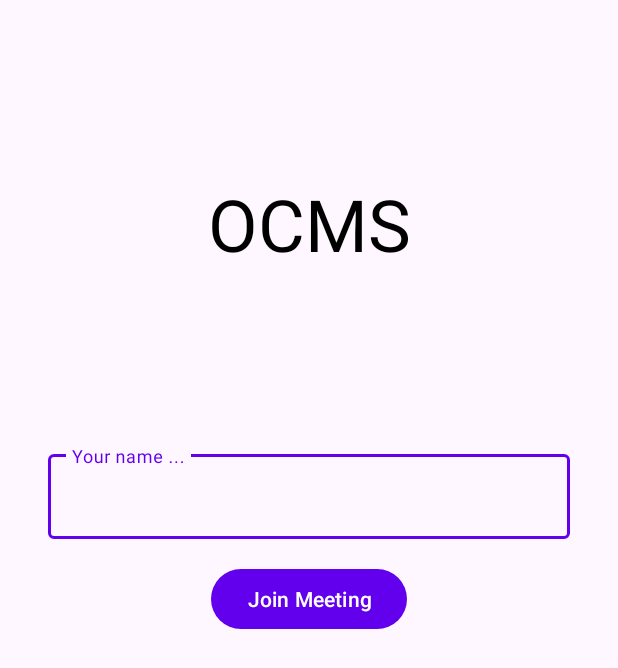
After one commit to shubham0204/OCMS, an Android app: the layout activity_join_meeting.xml on its own in the app's theme, with its tools: preview values and no code run, on a phone screen of 412 x 824 dp. The commit adds this screen. Shown: the top 668 px of the screen. Run offline under Robolectric (Android 15) with nearby library versions, the phone set to English and light mode, and no system bars.

Commit message:
Added JoinMeetingActivity and improved UI

```diff
--- a/app/build.gradle
+++ b/app/build.gradle
@@ -56,6 +56,9 @@ dependencies {
     implementation 'com.google.firebase:firebase-analytics-ktx'
     implementation 'com.google.mlkit:face-detection:16.1.4'
     implementation 'com.google.firebase:firebase-database-ktx'
+    implementation 'com.google.firebase:firebase-auth'
+
+    implementation 'fr.bmartel:jspeedtest:1.32.1'
 
     testImplementation 'junit:junit:4.+'
     androidTestImplementation 'androidx.test.ext:junit:1.1.3'
--- a/app/src/main/java/com/shubham0204/ml/ocmsclient/FirebaseDBManager.kt
+++ b/app/src/main/java/com/shubham0204/ml/ocmsclient/FirebaseDBManager.kt
@@ -6,9 +6,8 @@ import com.google.firebase.database.FirebaseDatabase
 
 class FirebaseDBManager( userID : String ) {
 
-    private val firebaseDatabaseURL = "https://ocms-12aea-default-rtdb.firebaseio.com"
     private var userDBReference : DatabaseReference = FirebaseDatabase
-        .getInstance( firebaseDatabaseURL )
+        .getInstance()
         .reference
         .child( userID )
 
--- a/app/src/main/java/com/shubham0204/ml/ocmsclient/ForegroundAppService.kt
+++ b/app/src/main/java/com/shubham0204/ml/ocmsclient/ForegroundAppService.kt
@@ -34,7 +34,9 @@
 
     private val runnable = Runnable() {
         val appName = onScreenAppListener.getForegroundApp()
-        firebaseDBManager.updateOnScreenApp( appName ?: "" )
+        if ( !appName.isNullOrBlank() ) {
+            firebaseDBManager.updateOnScreenApp( appName ?: "" )
+        }
         scheduleCheck()
     }
 
--- a/app/src/main/java/com/shubham0204/ml/ocmsclient/FrameAnalyzer.kt
+++ b/app/src/main/java/com/shubham0204/ml/ocmsclient/FrameAnalyzer.kt
@@ -34,11 +34,13 @@ class FrameAnalyzer( private val firebaseDBManager: FirebaseDBManager ) : ImageA
             val inputImage = InputImage.fromMediaImage( image.image!! , image.imageInfo.rotationDegrees )
             detector.process( inputImage )
                 .addOnSuccessListener { faces ->
-                    if ( faces.size != 0 ) {
+                    if ( faces.size == 1 ) {
                         firebaseDBManager.updatePresenceStatus( "Present" )
+                        Log.e( "APP" , "present" )
                     }
                     else {
                         firebaseDBManager.updatePresenceStatus( "Absent" )
+                        Log.e( "APP" , "absent" )
                     }
                 }
                 .addOnFailureListener {  exception ->
--- a/app/src/main/java/com/shubham0204/ml/ocmsclient/OnScreenAppListener.kt
+++ b/app/src/main/java/com/shubham0204/ml/ocmsclient/OnScreenAppListener.kt
@@ -6,6 +6,9 @@ import android.content.Context
 import android.content.pm.ApplicationInfo
 import android.content.pm.PackageManager
 import android.util.Log
+
+// on_screen_app goes blank android 10 MIUI 12.0.3
+
 
 // Checks which app is running in foreground currently.
 // It is used with the ForegroundAppService to periodically check which app is visible currently on the
--- a/app/src/main/java/com/shubham0204/ml/ocmsclient/OnScreenStatusListener.kt
+++ b/app/src/main/java/com/shubham0204/ml/ocmsclient/OnScreenStatusListener.kt
@@ -7,7 +7,7 @@ import androidx.lifecycle.LifecycleObserver
 import kotlin.math.roundToInt
 
 class OnScreenStatusListener(
-    activityLifecycle : Lifecycle ,
+    private var activityLifecycle : Lifecycle ,
     callback : Callback ) : LifecycleObserver {
 
     private var timeWhenBackground = 0L
@@ -16,6 +16,10 @@ class OnScreenStatusListener(
     interface Callback {
         fun inForeground( secondsSinceBackground : Int? )
         fun inBackground()
+    }
+
+    fun removeObserver() {
+        activityLifecycle.removeObserver( lifecycleEventObserver )
     }
 
     private val lifecycleEventObserver = LifecycleEventObserver { _, event ->
--- /dev/null
+++ b/app/src/main/res/drawable/ic_videocam_on_24.xml
@@ -0,0 +1,5 @@
+<vector android:height="24dp" android:tint="#FFFFFF"
+    android:viewportHeight="24" android:viewportWidth="24"
+    android:width="24dp" xmlns:android="http://schemas.android.com/apk/res/android">
+    <path android:fillColor="@android:color/white" android:pathData="M17,10.5V7c0,-0.55 -0.45,-1 -1,-1H4c-0.55,0 -1,0.45 -1,1v10c0,0.55 0.45,1 1,1h12c0.55,0 1,-0.45 1,-1v-3.5l4,4v-11l-4,4z"/>
+</vector>
--- /dev/null
+++ b/app/src/main/res/layout/activity_join_meeting.xml
@@ -0,0 +1,56 @@
+<?xml version="1.0" encoding="utf-8"?>
+<androidx.constraintlayout.widget.ConstraintLayout xmlns:android="http://schemas.android.com/apk/res/android"
+    xmlns:app="http://schemas.android.com/apk/res-auto"
+    xmlns:tools="http://schemas.android.com/tools"
+    android:layout_width="match_parent"
+    android:layout_height="match_parent"
+    tools:context=".JoinMeetingActivity">
+
+    <com.google.android.material.textfield.TextInputLayout
+        android:id="@+id/textInputLayout"
+        android:layout_width="0dp"
+        android:layout_height="wrap_content"
+        android:layout_marginStart="32dp"
+        android:layout_marginEnd="32dp"
+        app:layout_constraintBottom_toBottomOf="parent"
+        app:layout_constraintEnd_toEndOf="parent"
+        app:layout_constraintStart_toStartOf="parent"
+        app:layout_constraintTop_toTopOf="parent"
+        app:layout_constraintVertical_bias="0.39">
+
+        <com.google.android.material.textfield.TextInputEditText
+            android:id="@+id/name_text_input_edittext"
+            android:layout_width="match_parent"
+            android:layout_height="match_parent"
+            android:hint="Your name ..."
+            android:inputType="textPersonName"
+            android:singleLine="true" />
+    </com.google.android.material.textfield.TextInputLayout>
+
+
+
+
+    <Button
+        android:id="@+id/join_meeting_button"
+        android:layout_width="wrap_content"
+        android:layout_height="wrap_content"
+        android:layout_marginTop="16dp"
+        android:text="Join Meeting"
+        app:layout_constraintEnd_toEndOf="parent"
+        app:layout_constraintStart_toStartOf="parent"
+        app:layout_constraintTop_toBottomOf="@+id/textInputLayout" />
+
+    <TextView
+        android:id="@+id/textView"
+        android:layout_width="wrap_content"
+        android:layout_height="wrap_content"
+        android:text="OCMS"
+        android:textAlignment="center"
+        android:textColor="@color/black"
+        android:textSize="48sp"
+        app:layout_constraintBottom_toTopOf="@+id/textInputLayout"
+        app:layout_constraintEnd_toEndOf="parent"
+        app:layout_constraintStart_toStartOf="parent"
+        app:layout_constraintTop_toTopOf="parent" />
+
+</androidx.constraintlayout.widget.ConstraintLayout>
--- a/build.gradle
+++ b/build.gradle
@@ -6,7 +6,7 @@ buildscript {
     }
     dependencies {
         classpath "com.android.tools.build:gradle:7.0.3"
-        classpath "org.jetbrains.kotlin:kotlin-gradle-plugin:1.5.20"
+        classpath 'org.jetbrains.kotlin:kotlin-gradle-plugin:1.6.10'
         classpath 'com.google.gms:google-services:4.3.10'
         // NOTE: Do not place your application dependencies here; they belong
         // in the individual module build.gradle files
```
Also changed, not shown: app/src/main/AndroidManifest.xml (+22 -7 lines), app/src/main/java/com/shubham0204/ml/ocmsclient/JoinMeetingActivity.kt (added, +110 -0 lines), app/src/main/java/com/shubham0204/ml/ocmsclient/MainActivity.kt (+51 -44 lines), app/src/main/res/layout/activity_main.xml (+26 -1 lines), app/src/main/res/values/strings.xml (line endings or trailing spaces).
